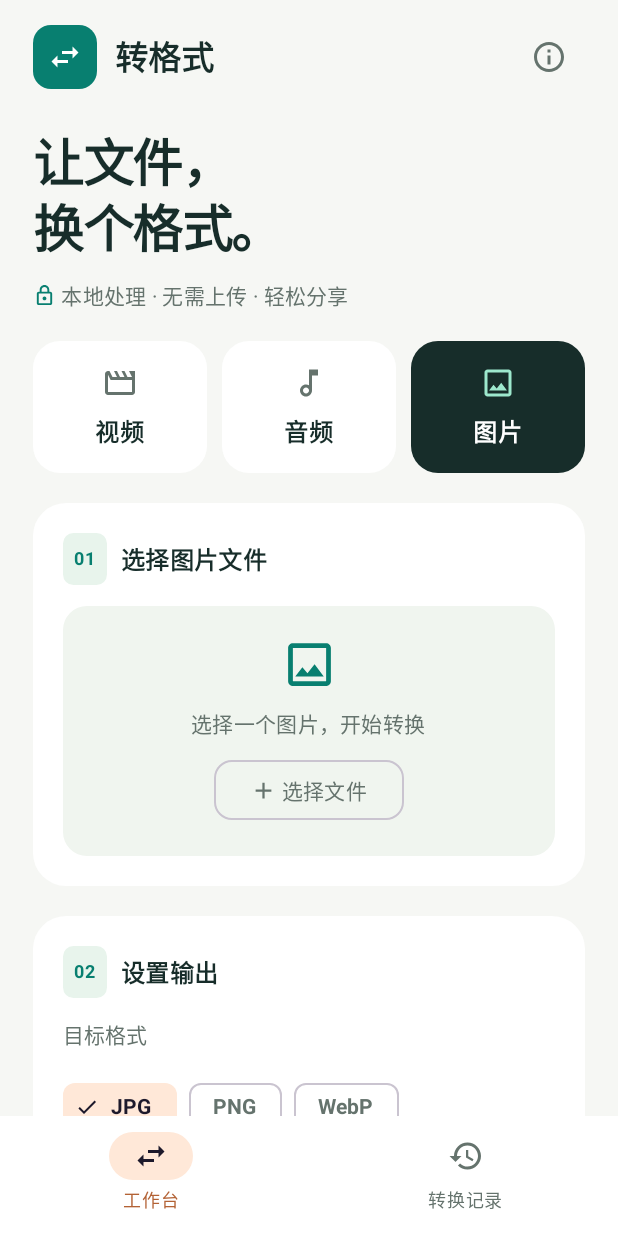
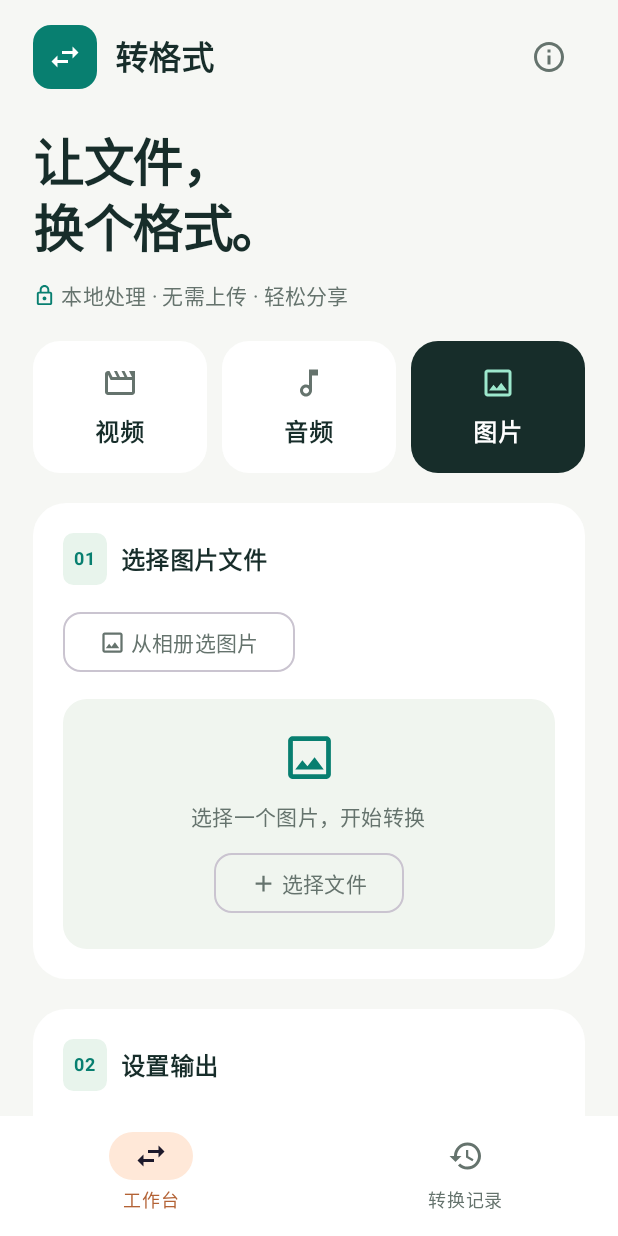
Before and after one commit to GZR-zhuanjia/AndroidFormatFactory, an Android app built with Jetpack Compose: the screen it shows after launch (MainActivity), after a tap on "图片", on a phone screen of 412 x 824 dp. Run offline under Robolectric (Android 15) with nearby library versions, the phone set to English and light mode, and no system bars; 3 other taps on this screen came first.

Commit message:
扩展视频与图片高质量参数并支持相册选图片

```diff
--- a/app/src/main/java/com/zhuanformat/app/MainActivity.kt
+++ b/app/src/main/java/com/zhuanformat/app/MainActivity.kt
@@ -150,16 +150,21 @@ fun ConverterScreen() {
     var selectedUri by rememberSaveable { mutableStateOf<String?>(null) }
     var pickingKind by rememberSaveable { mutableStateOf(MediaKind.VIDEO.name) }
     var formatName by rememberSaveable { mutableStateOf(OutputFormat.MP4.name) }
-    var videoHeight by rememberSaveable { mutableStateOf(720) }
-    var videoBitrate by rememberSaveable { mutableStateOf(4_000_000) }
+    var videoHeight by rememberSaveable { mutableStateOf(0) }
+    var videoBitrate by rememberSaveable { mutableStateOf(0) }
     var audioBitrate by rememberSaveable { mutableStateOf(320_000) }
-    var imageMaxEdge by rememberSaveable { mutableStateOf(1920) }
-    var imageQuality by rememberSaveable { mutableStateOf(90) }
+    var imageMaxEdge by rememberSaveable { mutableStateOf(0) }
+    var imageQuality by rememberSaveable { mutableStateOf(100) }
+    var videoAudioBitrate by rememberSaveable { mutableStateOf(320_000) }
+    var videoCodecName by rememberSaveable { mutableStateOf(VideoCodec.H264.name) }
+    var imageLossless by rememberSaveable { mutableStateOf(Build.VERSION.SDK_INT >= 30) }
+    val hevcSupported = remember { VideoEncoding.isSupported(VideoCodec.HEVC) }
     var audioSampleRate by rememberSaveable { mutableStateOf(0) }
     var audioBitDepth by rememberSaveable { mutableStateOf(0) }
     val options = ConversionOptions(kind, OutputFormat.valueOf(formatName), videoHeight, videoBitrate,
-        if (kind == MediaKind.AUDIO) audioBitrate else 192_000, imageMaxEdge, imageQuality, audioSampleRate,
-        if (formatName == OutputFormat.FLAC.name && audioBitDepth == -32) 0 else audioBitDepth)
+        if (kind == MediaKind.VIDEO) videoAudioBitrate else audioBitrate, imageMaxEdge, imageQuality, audioSampleRate,
+        if (formatName == OutputFormat.FLAC.name && audioBitDepth == -32) 0 else audioBitDepth,
+        VideoCodec.valueOf(videoCodecName), imageLossless)
     var source by remember { mutableStateOf<SourceInfo?>(null) }
     var inspecting by remember { mutableStateOf(false) }
     var sourceError by remember { mutableStateOf<String?>(null) }
@@ -201,7 +206,7 @@ fun ConverterScreen() {
     }
     val picker = rememberLauncherForActivityResult(ActivityResultContracts.OpenDocument()) { selectSource(it) }
     // AndroidX uses the system Photo Picker where available and OpenDocument on older devices.
-    val videoPicker = rememberLauncherForActivityResult(ActivityResultContracts.PickVisualMedia()) { selectSource(it) }
+    val galleryPicker = rememberLauncherForActivityResult(ActivityResultContracts.PickVisualMedia()) { selectSource(it) }
     val saver = rememberLauncherForActivityResult(ActivityResultContracts.StartActivityForResult()) { result ->
         val destination = result.data?.data
         val record = records.firstOrNull { it.id == savingId }
@@ -293,14 +298,16 @@ fun ConverterScreen() {
                     }
                     item {
                         SourceCard(kind, source, inspecting, sourceError, enabled = !exporting,
-                            onGalleryPick = if (kind != MediaKind.IMAGE) {{
+                            onGalleryPick = {
                                 pickingKind = kind.name
-                                runCatching { videoPicker.launch(PickVisualMediaRequest(ActivityResultContracts.PickVisualMedia.VideoOnly)) }
+                                val mediaType = if (kind == MediaKind.IMAGE) ActivityResultContracts.PickVisualMedia.ImageOnly
+                                    else ActivityResultContracts.PickVisualMedia.VideoOnly
+                                runCatching { galleryPicker.launch(PickVisualMediaRequest(mediaType)) }
                                     .onFailure {
-                                        runCatching { picker.launch(arrayOf("video/*")) }
+                                        runCatching { picker.launch(arrayOf(if (kind == MediaKind.IMAGE) "image/*" else "video/*")) }
                                             .onFailure { message("设备没有可用的相册或文件选择应用") }
                                     }
-                            }} else null,
+                            },
                             onPick = {
                                 pickingKind = kind.name
                                 // Some document providers report audio as application/octet-stream.
@@ -309,7 +316,7 @@ fun ConverterScreen() {
                             })
                     }
                     item {
-                        SettingsCard(options, onFormat = { formatName = it.name }, onVideoHeight = { videoHeight = it }, onVideoBitrate = { videoBitrate = it }, onAudioBitrate = { audioBitrate = it }, onAudioSampleRate = { audioSampleRate = it }, onAudioBitDepth = { audioBitDepth = it }, onImageEdge = { imageMaxEdge = it }, onImageQuality = { imageQuality = it })
+                        SettingsCard(options, source, hevcSupported, onVideoCodec = { videoCodecName = it.name }, onImageLossless = { imageLossless = it }, onFormat = { formatName = it.name }, onVideoHeight = { videoHeight = it }, onVideoBitrate = { videoBitrate = it }, onAudioBitrate = { if (kind == MediaKind.VIDEO) videoAudioBitrate = it else audioBitrate = it }, onAudioSampleRate = { audioSampleRate = it }, onAudioBitDepth = { audioBitDepth = it }, onImageEdge = { imageMaxEdge = it }, onImageQuality = { imageQuality = it })
                     }
                     if (active != null) item { ProgressCard(checkNotNull(active)) { ConversionService.cancel(context) } }
                     item {
@@ -366,11 +373,11 @@ fun ConverterScreen() {
 
     if (help) AlertDialog(onDismissRequest = { help = false }, icon = { Icon(Icons.Outlined.Info, null) }, title = { Text("在本地，安心转换") }, text = {
         Column(Modifier.verticalScroll(rememberScrollState()), verticalArrangement = Arrangement.spacedBy(12.dp)) {
-            Text("视频 → MP4（H.264 / AAC）\n音频或视频声音 → M4A / MP3 / FLAC / WAV\n图片 → JPG / PNG / WebP")
+            Text("视频 → MP4（H.264 或 H.265 / AAC）\n音频或视频声音 → M4A / MP3 / FLAC / WAV\n图片 → JPG / PNG / WebP")
             Text("音频由 FFmpeg 在本机处理，可尝试 MP4、MOV、MKV、WebM、MP3、AAC、FLAC、WAV 等。视频兼容性取决于设备；不支持批量转换或加密媒体处理。", color = Muted)
-            Text("从“音频”页可直接从相册选视频提取声音。结果可保存到手机或系统识别的 OTG U盘，在系统文件窗口选择位置。", color = Muted)
+            Text("视频、图片页可直接从相册选择；“音频”页可从相册选视频提取声音。结果可保存到手机或系统识别的 OTG U盘，在系统文件窗口选择位置。", color = Muted)
             Text("音频源文件上限 8GB，读取时会创建应用内临时副本；请为副本及输出预留存储空间。", color = Muted)
-            Text("JPG 会将透明区域填为白色；图片导出不保留 EXIF / 位置信息。WAV 文件较大，上限约 4GB。", color = Muted)
+            Text("视频默认原尺寸和自动高码率，HDR 转 SDR；高码率不等于无损。图片默认原尺寸，PNG / WebP 无损只保留解码后像素；导出不保留 EXIF / 位置信息或宽色域。JPG 透明区域填为白色。WAV 文件较大，上限约 4GB。", color = Muted)
             Text("音频开源组件：FFmpeg 7.1.5（LGPL 2.1 或更高版本）、LAME 3.100（LGPL 2 或更高版本）。许可证随应用附带，源码、构建和替换说明：github.com/GZR-zhuanjia/AndroidFormatFactory", color = Muted)
             Text("无需联网或全盘权限。后台任务可在通知或应用中取消；系统结束进程后不会自动续传。卸载应用会清除应用内结果，请及时保存。", color = Muted)
         }
@@ -410,8 +417,8 @@ private fun SourceCard(kind: MediaKind, source: SourceInfo?, loading: Boolean, e
             SectionLabel("01", "选择${kind.title}文件")
             if (onGalleryPick != null) {
                 OutlinedButton(onClick = onGalleryPick, enabled = enabled, shape = RoundedCornerShape(12.dp)) {
-                    Icon(Icons.Outlined.Movie, null, Modifier.size(18.dp))
-                    Text(if (kind == MediaKind.AUDIO) " 从相册选视频提取声音" else " 从相册选视频")
+                    Icon(if (kind == MediaKind.IMAGE) Icons.Outlined.Image else Icons.Outlined.Movie, null, Modifier.size(18.dp))
+                    Text(when (kind) { MediaKind.AUDIO -> " 从相册选视频提取声音"; MediaKind.VIDEO -> " 从相册选视频"; MediaKind.IMAGE -> " 从相册选图片" })
                 }
             }
             if (loading) {
@@ -442,7 +449,7 @@ private fun SourceCard(kind: MediaKind, source: SourceInfo?, loading: Boolean, e
 
 @OptIn(ExperimentalLayoutApi::class)
 @Composable
-private fun SettingsCard(options: ConversionOptions, onFormat: (OutputFormat) -> Unit, onVideoHeight: (Int) -> Unit, onVideoBitrate: (Int) -> Unit, onAudioBitrate: (Int) -> Unit, onAudioSampleRate: (Int) -> Unit, onAudioBitDepth: (Int) -> Unit, onImageEdge: (Int) -> Unit, onImageQuality: (Int) -> Unit) {
+private fun SettingsCard(options: ConversionOptions, source: SourceInfo?, hevcSupported: Boolean, onVideoCodec: (VideoCodec) -> Unit, onImageLossless: (Boolean) -> Unit, onFormat: (OutputFormat) -> Unit, onVideoHeight: (Int) -> Unit, onVideoBitrate: (Int) -> Unit, onAudioBitrate: (Int) -> Unit, onAudioSampleRate: (Int) -> Unit, onAudioBitDepth: (Int) -> Unit, onImageEdge: (Int) -> Unit, onImageQuality: (Int) -> Unit) {
     Card(colors = CardDefaults.cardColors(containerColor = Color.White), shape = RoundedCornerShape(22.dp)) {
         Column(Modifier.fillMaxWidth().padding(20.dp), verticalArrangement = Arrangement.spacedBy(14.dp)) {
             SectionLabel("02", "设置输出")
@@ -453,9 +460,20 @@ private fun SettingsCard(options: ConversionOptions, onFormat: (OutputFormat) ->
             HorizontalDivider(color = Paper)
             when (options.kind) {
                 MediaKind.VIDEO -> {
-                    ChoiceRow("视频分辨率", listOf(0 to "原始", 1080 to "1080p", 720 to "720p", 480 to "480p"), options.videoHeight, onVideoHeight)
-                    ChoiceRow("画质 / 目标码率", listOf(8_000_000 to "清晰 8M", 4_000_000 to "均衡 4M", 2_000_000 to "小巧 2M"), options.videoBitrate, onVideoBitrate)
-                    Text("H.264 视频 + AAC 音频，保留原帧率。设备可能微调尺寸对齐或码率，以兼容编码器。", style = MaterialTheme.typography.bodySmall, color = Muted)
+                    Text("视频编码", style = MaterialTheme.typography.labelLarge, color = Muted)
+                    FlowRow(horizontalArrangement = Arrangement.spacedBy(8.dp)) {
+                        VideoCodec.entries.forEach { codec ->
+                            FilterChip(selected = options.videoCodec == codec, onClick = { onVideoCodec(codec) },
+                                enabled = codec != VideoCodec.HEVC || hevcSupported,
+                                label = { Text(codec.label) })
+                        }
+                    }
+                    if (!hevcSupported) Text("此设备未报告 HEVC 编码器，可使用 H.264。", style = MaterialTheme.typography.bodySmall, color = Muted)
+                    ChoiceRow("视频分辨率", listOf(0 to "原始", 2160 to "2160p", 1080 to "1080p", 720 to "720p", 480 to "480p"), options.videoHeight, onVideoHeight)
+                    ChoiceRow("画质 / 目标码率", listOf(0 to "自动高质量", 100_000_000 to "100M", 60_000_000 to "60M", 40_000_000 to "40M", 24_000_000 to "24M", 16_000_000 to "16M", 8_000_000 to "8M", 4_000_000 to "4M", 2_000_000 to "2M"), options.videoBitrate, onVideoBitrate)
+                    if (options.videoBitrate == 0 && source != null) Text("自动目标约 ${VideoEncoding.targetBitrate(source, options) / 1_000_000} Mbps，根据源信息、尺寸与帧率估算（8–100 Mbps）。", style = MaterialTheme.typography.bodySmall, color = Muted)
+                    ChoiceRow("视频中的 AAC 音频码率", listOf(128_000 to "128 kbps", 192_000 to "192 kbps", 256_000 to "256 kbps", 320_000 to "320 kbps"), options.audioBitrate, onAudioBitrate)
+                    Text("默认原尺寸、保留源帧率；高码率仍是有损重编码。设备可能调整尺寸或码率，HEVC 兼容性取决于播放设备；不能输出所选编码时会提示失败。HDR 会转换为 SDR，不保留原 HDR 效果。", style = MaterialTheme.typography.bodySmall, color = Muted)
                 }
                 MediaKind.AUDIO -> {
                     if (options.format in listOf(OutputFormat.M4A, OutputFormat.MP3)) ChoiceRow("音频码率", listOf(128_000 to "128 kbps", 192_000 to "192 kbps", 256_000 to "256 kbps", 320_000 to "320 kbps"), options.audioBitrate, onAudioBitrate)
@@ -474,9 +492,17 @@ private fun SettingsCard(options: ConversionOptions, onFormat: (OutputFormat) ->
                     Text("提高码率可减少重编码损失；提高采样率或位深不能恢复源文件已丢失的音质。MP3 / AAC 采样率会调整到编码器支持的值。", style = MaterialTheme.typography.bodySmall, color = Muted)
                 }
                 MediaKind.IMAGE -> {
-                    ChoiceRow("图片最长边", listOf(0 to "原图", 2560 to "2560px", 1920 to "1920px", 1280 to "1280px"), options.imageMaxEdge, onImageEdge)
-                    if (options.format != OutputFormat.PNG) ChoiceRow("图片质量", listOf(80 to "80%", 90 to "90%", 100 to "100%"), options.imageQuality, onImageQuality)
-                    Text(if (options.format == OutputFormat.JPG) "透明区域将填为白色。自动纠正拍摄方向，导出不保留位置信息。" else "保留透明度，自动纠正拍摄方向。导出为静态图片，不保留动画或位置信息。", style = MaterialTheme.typography.bodySmall, color = Muted)
+                    ChoiceRow("图片最长边", listOf(0 to "原图", 4096 to "4096px", 3840 to "3840px", 2560 to "2560px", 1920 to "1920px", 1280 to "1280px"), options.imageMaxEdge, onImageEdge)
+                    if (options.format == OutputFormat.WEBP) {
+                        Text("WebP 编码", style = MaterialTheme.typography.labelLarge, color = Muted)
+                        FlowRow(horizontalArrangement = Arrangement.spacedBy(8.dp)) {
+                            FilterChip(selected = !options.imageLossless, onClick = { onImageLossless(false) }, label = { Text("有损") })
+                            FilterChip(selected = options.imageLossless, onClick = { onImageLossless(true) }, enabled = Build.VERSION.SDK_INT >= 30, label = { Text("无损（Android 11+）") })
+                        }
+                    }
+                    if (options.format != OutputFormat.PNG && !(options.format == OutputFormat.WEBP && options.imageLossless)) ChoiceRow("图片质量", listOf(80 to "80%", 90 to "90%", 95 to "95%", 100 to "100%"), options.imageQuality, onImageQuality)
+                    Text(if (options.format == OutputFormat.JPG) "默认原尺寸、质量 100；JPG 仍为有损编码，透明区域填为白色。" else "PNG / WebP 无损保留解码后的像素；WebP 有损质量 100 不等于无损。保留透明度，仅导出静态图片。", style = MaterialTheme.typography.bodySmall, color = Muted)
+                    Text("自动纠正方向，不保留原 EXIF / 位置信息或宽色域。解码超过 2400 万像素会提示选择较小尺寸，不会自动缩小原图。", style = MaterialTheme.typography.bodySmall, color = Muted)
                 }
             }
         }
--- a/app/src/main/java/com/zhuanformat/app/Models.kt
+++ b/app/src/main/java/com/zhuanformat/app/Models.kt
@@ -19,38 +19,44 @@ enum class OutputFormat(val label: String, val extension: String, val mime: Stri
     WEBP("WebP", "webp", "image/webp")
 }
 
+enum class VideoCodec(val label: String, val mime: String) {
+    H264("H.264", "video/avc"), HEVC("H.265 / HEVC", "video/hevc")
+}
+
 data class ConversionOptions(
     val kind: MediaKind = MediaKind.VIDEO,
     val format: OutputFormat = OutputFormat.MP4,
-    val videoHeight: Int = 720,
-    val videoBitrate: Int = 4_000_000,
-    val audioBitrate: Int = if (kind == MediaKind.AUDIO) 320_000 else 192_000,
-    val imageMaxEdge: Int = 1920,
-    val imageQuality: Int = 90,
+    val videoHeight: Int = 0,
+    val videoBitrate: Int = 0,
+    val audioBitrate: Int = 320_000,
+    val imageMaxEdge: Int = 0,
+    val imageQuality: Int = 100,
     val audioSampleRate: Int = 0,
-    val audioBitDepth: Int = 0
+    val audioBitDepth: Int = 0,
+    val videoCodec: VideoCodec = VideoCodec.H264,
+    val imageLossless: Boolean = false
 ) {
     fun validate() {
         require(format in formatsFor(kind)) { "该输出格式不适用于所选媒体类型" }
-        require(videoHeight in listOf(0, 480, 720, 1080))
-        require(videoBitrate in listOf(2_000_000, 4_000_000, 8_000_000))
+        require(videoHeight in listOf(0, 480, 720, 1080, 2160))
+        require(videoBitrate in listOf(0, 2_000_000, 4_000_000, 8_000_000, 16_000_000, 24_000_000, 40_000_000, 60_000_000, 100_000_000))
         require(audioBitrate in listOf(128_000, 192_000, 256_000, 320_000))
         require(audioSampleRate in listOf(0, 44100, 48000, 96000))
         require(audioBitDepth in listOf(0, 16, 24, -32))
         require(format != OutputFormat.FLAC || audioBitDepth != -32) { "FLAC 不支持浮点输出" }
-        require(imageMaxEdge in listOf(0, 1280, 1920, 2560))
-        require(imageQuality in listOf(80, 90, 100))
+        require(imageMaxEdge in listOf(0, 1280, 1920, 2560, 3840, 4096))
+        require(imageQuality in listOf(80, 90, 95, 100))
     }
     private val audioRateSummary: String get() = if (audioSampleRate == 0) "原采样率（编码器允许时）" else "${audioSampleRate / 1000.0} kHz"
     val summary: String get() = when (kind) {
-        MediaKind.VIDEO -> "H.264 / AAC · ${if (videoHeight == 0) "原始尺寸" else "最高 ${videoHeight}p"}"
+        MediaKind.VIDEO -> "${videoCodec.label} / AAC ${audioBitrate / 1000} kbps · ${if (videoHeight == 0) "原始尺寸" else "最高 ${videoHeight}p"} · ${if (videoBitrate == 0) "自动高码率" else "目标 ${videoBitrate / 1_000_000} Mbps"} · HDR转SDR"
         MediaKind.AUDIO -> when (format) {
             OutputFormat.WAV -> "PCM ${when (audioBitDepth) { 0 -> "按源位深"; -32 -> "32 位浮点"; else -> "$audioBitDepth 位" }} · $audioRateSummary · 保留声道"
             OutputFormat.FLAC -> "FLAC ${if (audioBitDepth == 0) "按源位深（最高24位）" else "$audioBitDepth 位"} · $audioRateSummary · 保留声道"
             OutputFormat.MP3 -> "MP3 · ${audioBitrate / 1000} kbps · $audioRateSummary · 最多双声道"
             else -> "AAC · ${audioBitrate / 1000} kbps · $audioRateSummary · 最多双声道"
         }
-        MediaKind.IMAGE -> "${if (imageMaxEdge == 0) "原始尺寸" else "最长边 ${imageMaxEdge}px"}${if (format == OutputFormat.PNG) " · 无损编码" else " · 质量 $imageQuality%"}"
+        MediaKind.IMAGE -> "${if (imageMaxEdge == 0) "原始尺寸" else "最长边 ${imageMaxEdge}px"}${if (format == OutputFormat.PNG || format == OutputFormat.WEBP && imageLossless) " · 无损编码（解码后像素）" else " · 有损编码质量 $imageQuality%"}"
     }
 }
 
@@ -66,7 +72,9 @@ data class SourceInfo(
     val size: Long = -1,
     val durationMs: Long = 0,
     val width: Int = 0,
-    val height: Int = 0
+    val height: Int = 0,
+    val videoBitrate: Int = 0,
+    val frameRate: Float = 0f
 ) {
     val detail: String get() = listOfNotNull(
         if (size >= 0) formatBytes(size) else null,
--- /dev/null
+++ b/app/src/main/java/com/zhuanformat/app/VideoEncoding.kt
@@ -0,0 +1,25 @@
+package com.zhuanformat.app
+
+import android.media.MediaCodecList
+import kotlin.math.max
+
+object VideoEncoding {
+    fun isSupported(codec: VideoCodec): Boolean = runCatching {
+        MediaCodecList(MediaCodecList.REGULAR_CODECS).codecInfos.any { info ->
+            info.isEncoder && info.supportedTypes.any { it.equals(codec.mime, ignoreCase = true) }
+        }
+    }.getOrDefault(false)
+
+    /** Conservative target, not a promise of source quality or lossless video. */
+    fun targetBitrate(source: SourceInfo, options: ConversionOptions): Int {
+        if (options.videoBitrate > 0) return options.videoBitrate
+        val width = source.width.takeIf { it > 0 } ?: 1920
+        val height = source.height.takeIf { it > 0 } ?: 1080
+        val scale = if (options.videoHeight > 0 && height > options.videoHeight)
+            options.videoHeight.toDouble() / height else 1.0
+        val frameRate = source.frameRate.takeIf { it.isFinite() && it > 0 } ?: 30f
+        val pixelTarget = (width.toDouble() * height * scale * scale * frameRate * 0.20).toLong()
+        // Include source bitrate before applying the bounded target range.
+        return max(source.videoBitrate.toLong(), pixelTarget).coerceIn(8_000_000L, 100_000_000L).toInt()
+    }
+}
```
Also changed, not shown: app/src/main/java/com/zhuanformat/app/ConversionService.kt (+8 -5 lines), app/src/main/java/com/zhuanformat/app/ImageConverter.kt (+7 -2 lines), app/src/main/java/com/zhuanformat/app/MediaFiles.kt (+25 -1 lines), app/src/main/java/com/zhuanformat/app/MediaTransformer.kt (+10 -5 lines), 3 other files.
